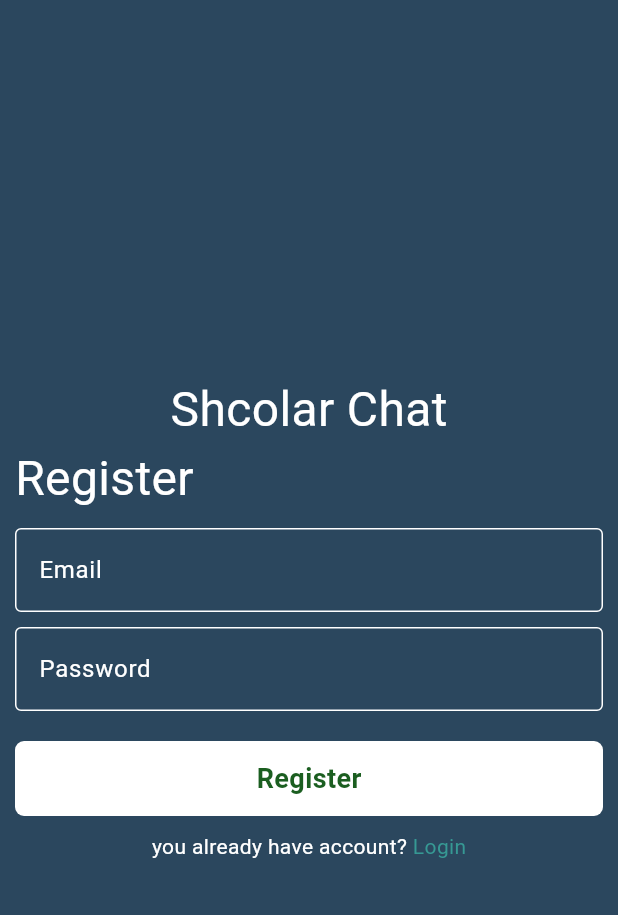
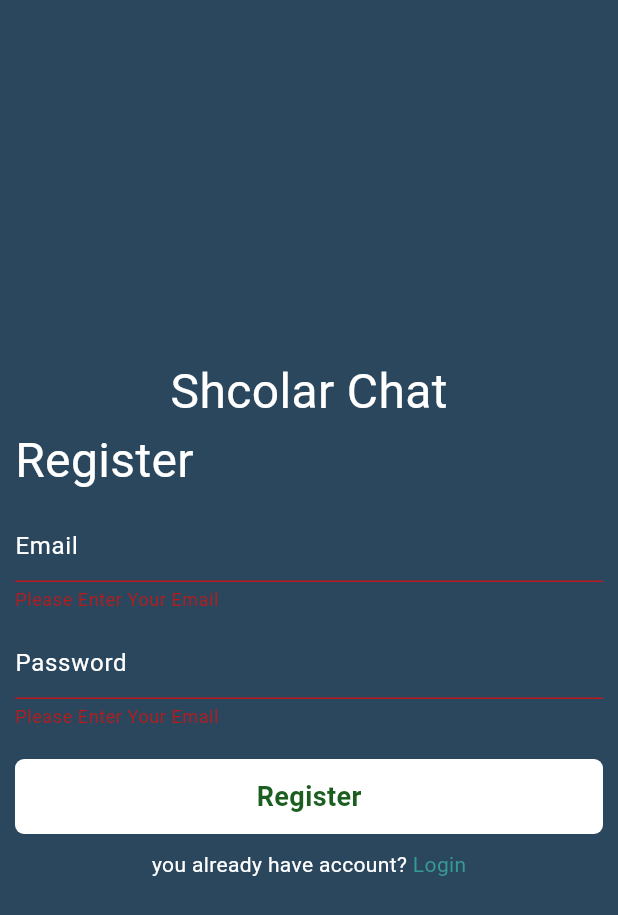
Before and after one commit to alaakorda/Chat-APP, a Flutter app: the RegisterScreen screen opened by its route, after a tap on "Register", on a phone screen of 412 x 824 dp. Shown: the top 915 px of the screen. Run offline on Flutter 3.47's test engine with Material 3 defaults, Android fonts, the phone set to English and light mode, and no system bars; drawn by our look-alikes of modal_progress_hud_nsn; our stand-ins replace firebase_auth, firebase_core; accounts and stored records are empty.

Commit message:
Implement input validation and loading indicator in registration screen
- Added input validation for email and password fields
- Introduced a loading indicator using ModalProgressHUD during the registration process

```diff
--- a/lib/screens/register_screen.dart
+++ b/lib/screens/register_screen.dart
@@ -3,18 +3,39 @@ import 'package:chat/widgets/custom_button.dart';
 import 'package:chat/widgets/custom_textfiled.dart';
 import 'package:flutter/material.dart';
 import 'package:firebase_auth/firebase_auth.dart';
+import 'package:modal_progress_hud_nsn/modal_progress_hud_nsn.dart';
 
-class RegisterScreen extends StatelessWidget {
-  RegisterScreen({Key? key}) : super(key: key);
+class RegisterScreen extends StatefulWidget {
+  const RegisterScreen({Key? key}) : super(key: key);
   static String id = 'RegisterScreen';
+
+  @override
+  State<RegisterScreen> createState() => _RegisterScreenState();
+}
+
+class _RegisterScreenState extends State<RegisterScreen> {
   String? email;
+
   String? password;
+
+  bool isloading = false;
+
+  GlobalKey<FormState> formkey = GlobalKey<FormState>();
+
   @override
   Widget build(BuildContext context) {
     return Scaffold(
       backgroundColor: KPrimaryColor,
-      body: Padding(
+      body: ModalProgressHUD(
+        color: Colors.purple.shade100,
+        progressIndicator: const CircularProgressIndicator(
+          color: Colors.white, // Set the color of the spinning circle
+        ),
+        inAsyncCall: isloading,
+        child: Padding(
           padding: const EdgeInsets.symmetric(horizontal: 10.0),
+          child: Form(
+            key: formkey,
             child: Column(
               children: [
                 const Spacer(
@@ -62,6 +83,10 @@ class RegisterScreen extends StatelessWidget {
                 CustomButtom(
                   text: 'Register',
                   onTap: () async {
+                    if (formkey.currentState!.validate()) {
+                      isloading = true;
+                      setState(() {});
+
                       try {
                         await registerUser();
                         ScaffoldMessenger.of(context).showSnackBar(
@@ -76,7 +101,12 @@ class RegisterScreen extends StatelessWidget {
                           showSnackBar(context, 'Email already exist');
                         }
                         print(e);
+                      } catch (e) {
+                        showSnackBar(context, 'There was an error');
                       }
+                    }
+                    isloading = false;
+                    setState(() {});
                   },
                 ),
                 const SizedBox(
@@ -93,7 +123,8 @@ class RegisterScreen extends StatelessWidget {
                       onTap: () => Navigator.pop(context),
                       child: const Text(
                         'Login',
-                    style: TextStyle(color: Color.fromARGB(255, 54, 153, 148)),
+                        style:
+                            TextStyle(color: Color.fromARGB(255, 54, 153, 148)),
                       ),
                     ),
                   ],
@@ -102,6 +133,8 @@ class RegisterScreen extends StatelessWidget {
                   flex: 3,
                 ),
               ],
+            ),
+          ),
         ),
       ),
     );
--- a/lib/widgets/custom_textfiled.dart
+++ b/lib/widgets/custom_textfiled.dart
@@ -6,7 +6,8 @@ class CustomTextFiled extends StatelessWidget {
   Function(String)? onChanged;
   @override
   Widget build(BuildContext context) {
-    return TextField(
+    return TextFormField(
+      validator: (value) => value!.isEmpty ? 'Please Enter Your Email' : null,
       onChanged: onChanged,
       decoration: InputDecoration(
         enabledBorder: const OutlineInputBorder(
--- a/pubspec.yaml
+++ b/pubspec.yaml
@@ -33,11 +33,13 @@ dependencies:
 
 
 
+
   # The following adds the Cupertino Icons font to your application.
   # Use with the CupertinoIcons class for iOS style icons.
   cupertino_icons: ^1.0.2
   firebase_core: ^2.24.2
   firebase_auth: ^4.15.3
+  modal_progress_hud_nsn: ^0.4.0
 
 dev_dependencies:
   flutter_test:
```
Also changed, not shown: pubspec.lock, 5 other files. Lines whose indentation alone changed are shown as unchanged.
